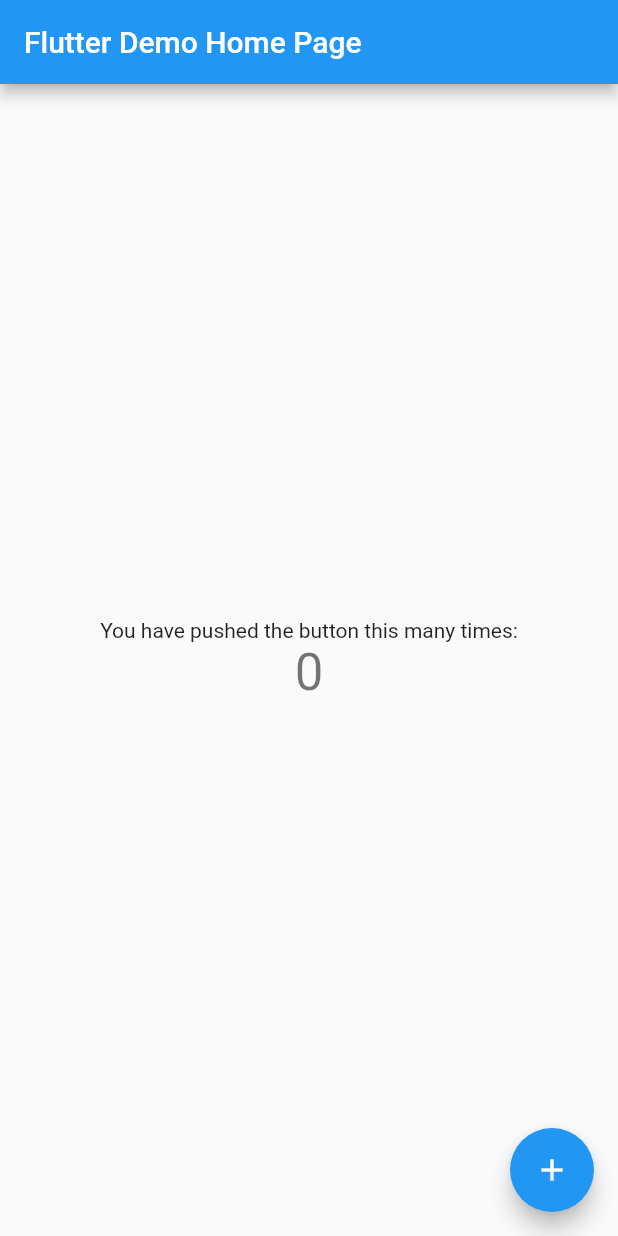
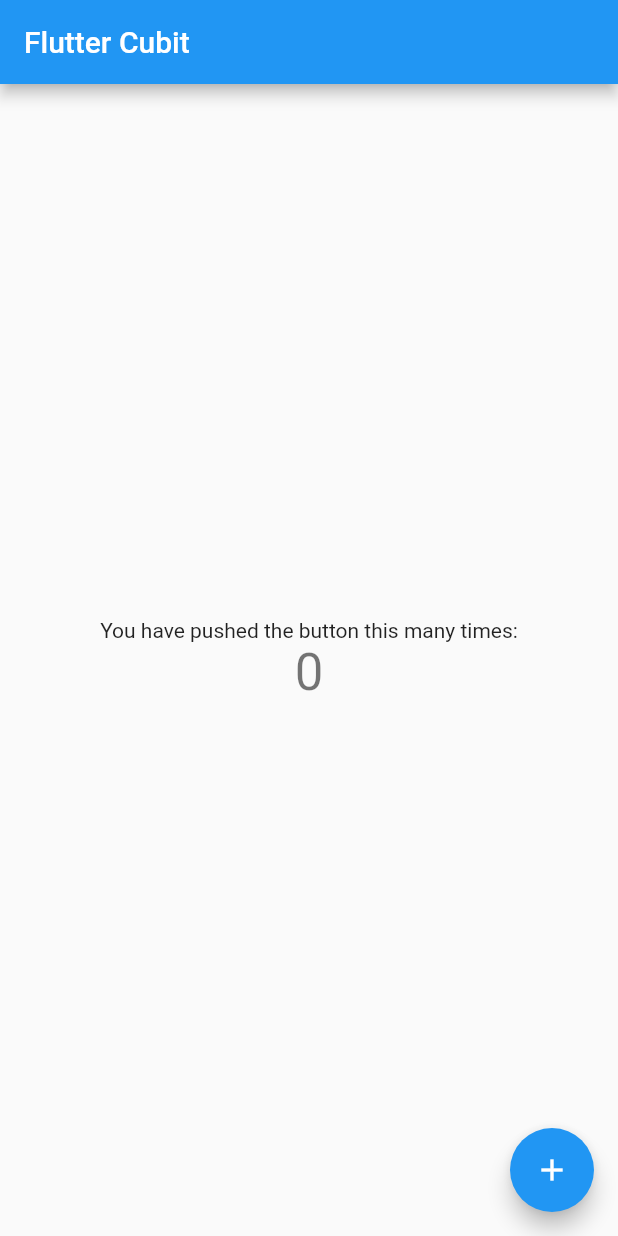
Before and after one commit to charlesarchibong/flutter_bloc_concepts, a Flutter app: the screen it shows after launch, on a phone screen of 412 x 824 dp. Run offline on Flutter 3.47's test engine with Material 2 defaults, Android fonts, the phone set to English and light mode, and no system bars; our stand-ins replace flutter_bloc.

Commit message:
completed the bloc concept of the app

```diff
--- a/lib/cubit/counter_state.dart
+++ b/lib/cubit/counter_state.dart
@@ -0,0 +1,7 @@
+part of 'counter_cubit.dart';
+
+class CounterState {
+  final int count;
+
+  CounterState({required this.count});
+}
--- a/lib/main.dart
+++ b/lib/main.dart
@@ -10,11 +10,11 @@ class MyApp extends StatelessWidget {
   @override
   Widget build(BuildContext context) {
     return MaterialApp(
-      title: 'Flutter Demo',
+      title: 'Flutter Cubit Counter',
       theme: ThemeData(
         primarySwatch: Colors.blue,
       ),
-      home: const MyHomePage(title: 'Flutter Demo Home Page'),
+      home: const MyHomePage(title: 'Flutter Cubit'),
     );
   }
 }
```
Also changed, not shown: lib/cubit/counter_cubit.dart (+11 -0 lines), pubspec.yaml (+1 -6 lines), pubspec.lock.
